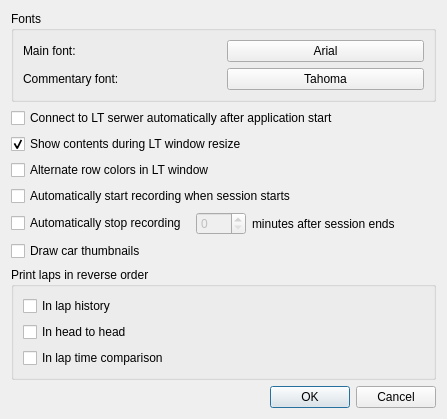
gronberg/f1lt, file ui/preferencesdialog.ui: the form before one commit.
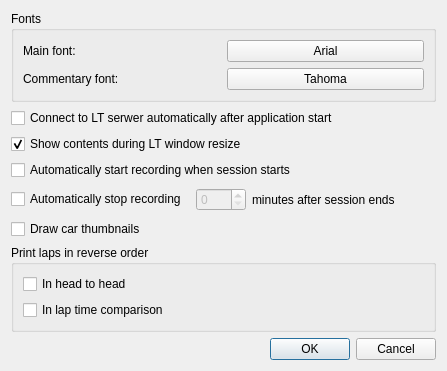
The form after the commit. Icons and pictures are not drawn.

Patch:
```diff
--- a/ui/preferencesdialog.ui
+++ b/ui/preferencesdialog.ui
@@ -7,7 +7,7 @@
     <x>0</x>
     <y>0</y>
     <width>447</width>
-    <height>397</height>
+    <height>371</height>
    </rect>
   </property>
   <property name="windowTitle">
@@ -75,13 +75,6 @@
      </property>
     </widget>
    </item>
-   <item>
-    <widget class="QCheckBox" name="altCheckBox">
-     <property name="text">
-      <string>Alternate row colors in LT window</string>
-     </property>
-    </widget>
-   </item>
    <item>
     <widget class="QCheckBox" name="autoRecordBox">
      <property name="text">
@@ -145,13 +138,6 @@
       <string>Print laps in reverse order</string>
      </property>
      <layout class="QVBoxLayout" name="verticalLayout_2">
-      <item>
-       <widget class="QCheckBox" name="revLHBox">
-        <property name="text">
-         <string>In lap history</string>
-        </property>
-       </widget>
-      </item>
       <item>
        <widget class="QCheckBox" name="revH2HBox">
         <property name="text">
```
